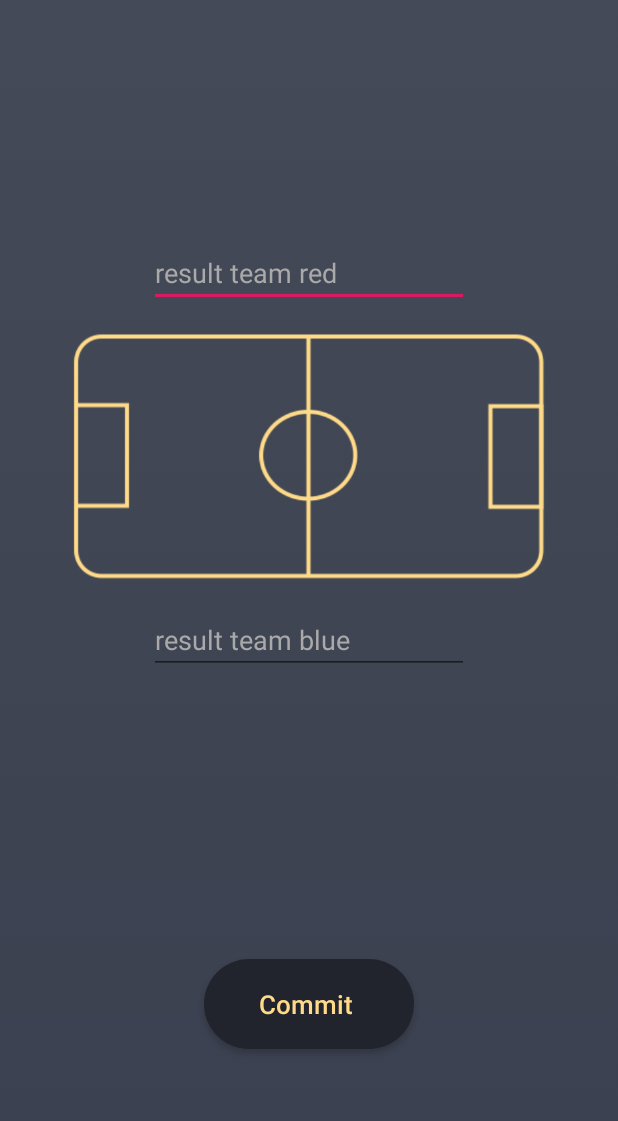
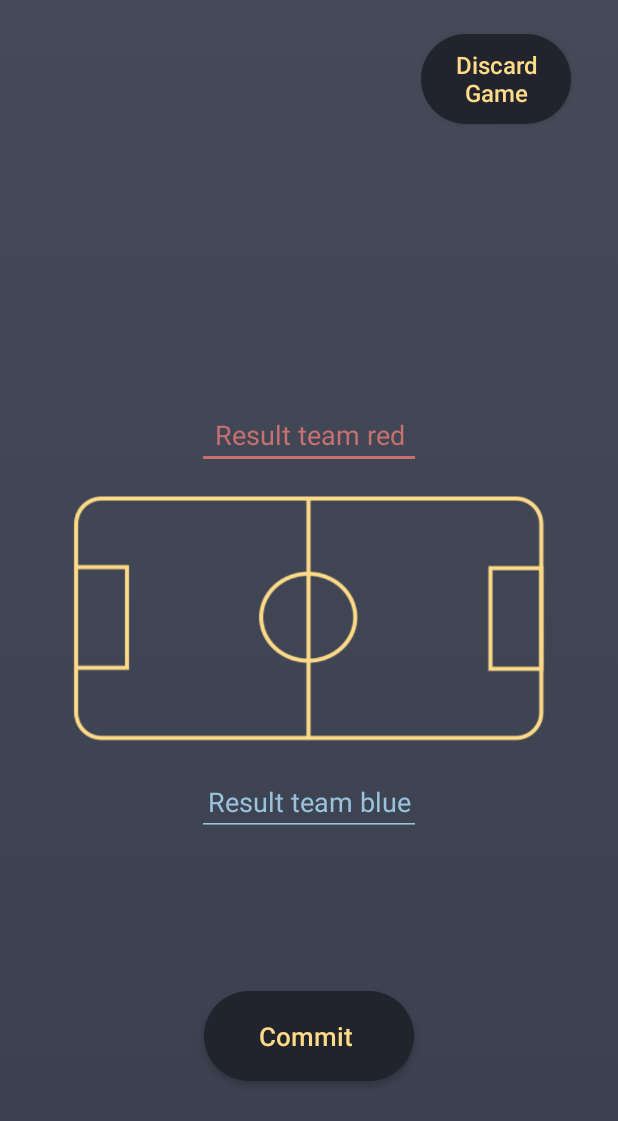
Before and after one commit to s-msimic/SmartKickertisch, an Android app: the ResultActivity screen opened directly, with no data from a screen before it, on a phone screen of 412 x 824 dp. Shown: the top 1121 px of the screen. Run offline under Robolectric (Android 15) with nearby library versions, the phone set to English and light mode, and no system bars; our stand-ins replace CircleImageView, Firebase (no records; nobody signed in at launch, a user with empty details on screens opened directly); 7 statements that could not run were skipped.

Commit message:
Code clean up and layout improvements for LobbyActivity and ResultActivity

```diff
--- a/app/src/main/java/com/example/matte/smartkickertisch/SettingsFragment.java
+++ b/app/src/main/java/com/example/matte/smartkickertisch/SettingsFragment.java
@@ -25,10 +25,6 @@ import android.widget.Button;
 import android.widget.EditText;
 import android.widget.TextView;
 import android.widget.Toast;
-import com.google.android.gms.tasks.OnCompleteListener;
-import com.google.android.gms.tasks.OnFailureListener;
-import com.google.android.gms.tasks.OnSuccessListener;
-import com.google.android.gms.tasks.Task;
 import com.google.firebase.auth.FirebaseAuth;
 import com.google.firebase.auth.UserProfileChangeRequest;
 import com.google.firebase.database.DataSnapshot;
@@ -137,6 +133,7 @@ public class SettingsFragment extends Fragment {
         @Override
         public void onDataChange(@NonNull DataSnapshot dataSnapshot) {
             Log.i(TAG, "onDataChange: key = " + dataSnapshot.getKey() + " / value = " + dataSnapshot.getValue());
+            Log.d(TAG, "onDataChange: wins = " + dataSnapshot.child("data").child("winCounter").getValue());
             Log.i(TAG, "onDataChange: user name = " + mAuth.getCurrentUser().getDisplayName());
             Log.i(TAG, "onDataChange: user mail = " + mAuth.getCurrentUser().getEmail());
             Log.i(TAG, "onDataChange: user photo = " + mAuth.getCurrentUser().getPhotoUrl());
--- a/app/src/main/res/layout/activity_result.xml
+++ b/app/src/main/res/layout/activity_result.xml
@@ -7,15 +7,34 @@
     android:background="@drawable/app_background"
     tools:context=".ResultActivity">
 
+    <Button
+        android:layout_width="100dp"
+        android:layout_height="60dp"
+        android:id="@+id/discardGameButton"
+        android:text="Discard Game"
+        android:textSize="16sp"
+        android:textColor="@color/colorSignUpButtonText"
+        android:textAllCaps="false"
+        android:background="@drawable/round_button"
+        app:layout_constraintTop_toTopOf="parent"
+        app:layout_constraintBottom_toBottomOf="parent"
+        app:layout_constraintStart_toStartOf="parent"
+        app:layout_constraintEnd_toEndOf="parent"
+        app:layout_constraintVertical_bias="0.03"
+        app:layout_constraintHorizontal_bias="0.9"
+    />
+
     <EditText
         android:id="@+id/editTextResultRed"
         android:layout_width="wrap_content"
         android:layout_height="wrap_content"
-        android:ems="10"
-        android:hint="result team red"
+        android:ems="7"
+        android:gravity="center"
+        android:hint="Result team red"
         android:inputType="number"
-        android:textColor="@color/colorSignUpButtonText"
-        android:textColorHint="@color/colorSignUpProfilePictureText"
+        android:textColor="@color/colorSignUpError"
+        android:textColorHint="@color/colorSignUpError"
+        android:backgroundTint="@color/colorSignUpError"
         android:layout_marginBottom="4dp"
         app:layout_constraintTop_toTopOf="parent"
         app:layout_constraintBottom_toTopOf="@+id/imageViewSoccerField2"
@@ -33,19 +52,21 @@
         app:layout_constraintBottom_toBottomOf="parent"
         app:layout_constraintStart_toStartOf="parent"
         app:layout_constraintEnd_toEndOf="parent"
-        app:layout_constraintVertical_bias="0.33"
+        app:layout_constraintVertical_bias="0.5"
     />
 
     <EditText
         android:id="@+id/editTextResultBlue"
         android:layout_width="wrap_content"
         android:layout_height="wrap_content"
-        android:ems="10"
-        android:hint="result team blue"
+        android:ems="7"
+        android:gravity="center"
+        android:hint="Result team blue"
         android:inputType="number"
-        android:textColor="@color/colorSignUpButtonText"
+        android:textColor="@color/colorSwitchSignUpAndLogin"
+        android:textColorHint="@color/colorSwitchSignUpAndLogin"
+        android:backgroundTint="@color/colorSwitchSignUpAndLogin"
         android:layout_marginTop="4dp"
-        android:textColorHint="@color/colorSignUpProfilePictureText"
         app:layout_constraintTop_toBottomOf="@id/imageViewSoccerField2"
         app:layout_constraintBottom_toBottomOf="parent"
         app:layout_constraintStart_toStartOf="parent"
@@ -57,20 +78,16 @@
         android:id="@+id/buttonCommitResult"
         android:layout_width="140dp"
         android:layout_height="60dp"
-        android:layout_marginTop="8dp"
-        android:layout_marginBottom="72dp"
         android:background="@drawable/round_button"
         android:onClick="onClickCommitResult"
         android:text="Commit "
         android:textSize="17sp"
         android:textAllCaps="false"
         android:textColor="@color/colorSignUpButtonText"
-        app:layout_constraintBottom_toBottomOf="parent"
         app:layout_constraintEnd_toEndOf="parent"
-        app:layout_constraintHorizontal_bias="0.5"
         app:layout_constraintStart_toStartOf="parent"
         app:layout_constraintTop_toBottomOf="@+id/editTextResultBlue"
-        app:layout_constraintVertical_bias="0.775"
+        app:layout_constraintBottom_toBottomOf="parent"
     />
 
 </android.support.constraint.ConstraintLayout>
```
Also changed, not shown: app/src/main/java/com/example/matte/smartkickertisch/AllTimeFragment.java (+0 -11 lines), app/src/main/java/com/example/matte/smartkickertisch/LeaderboardActivity.java (+52 -63 lines), app/src/main/java/com/example/matte/smartkickertisch/LobbyActivity.java (+0 -25 lines), app/src/main/java/com/example/matte/smartkickertisch/ResultActivity.java (+2 -30 lines), app/src/main/res/layout/activity_lobby.xml (+3 -7 lines).
